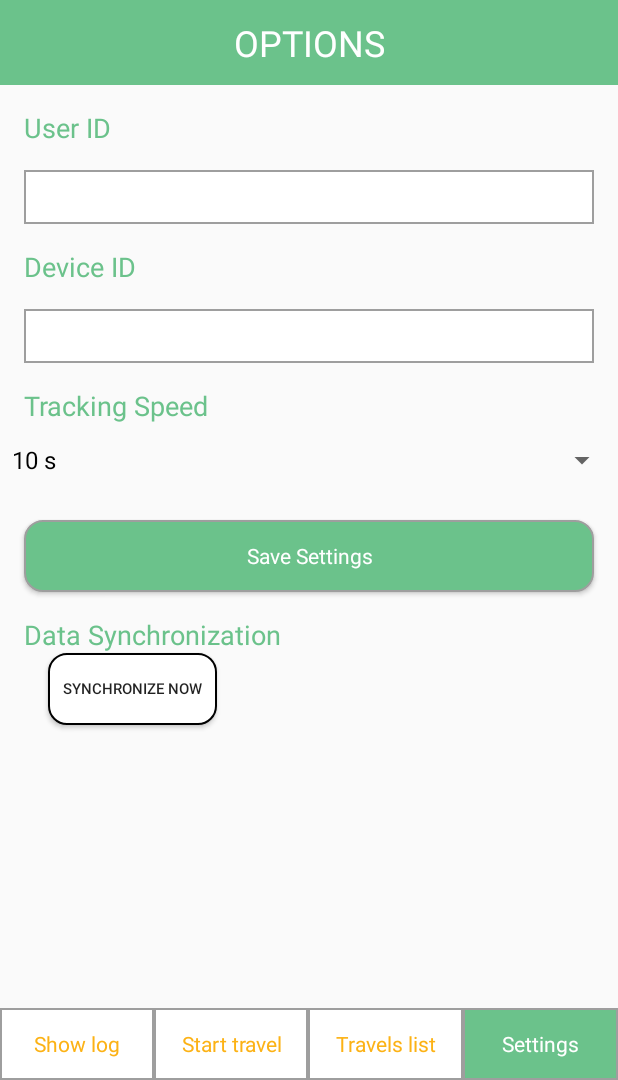
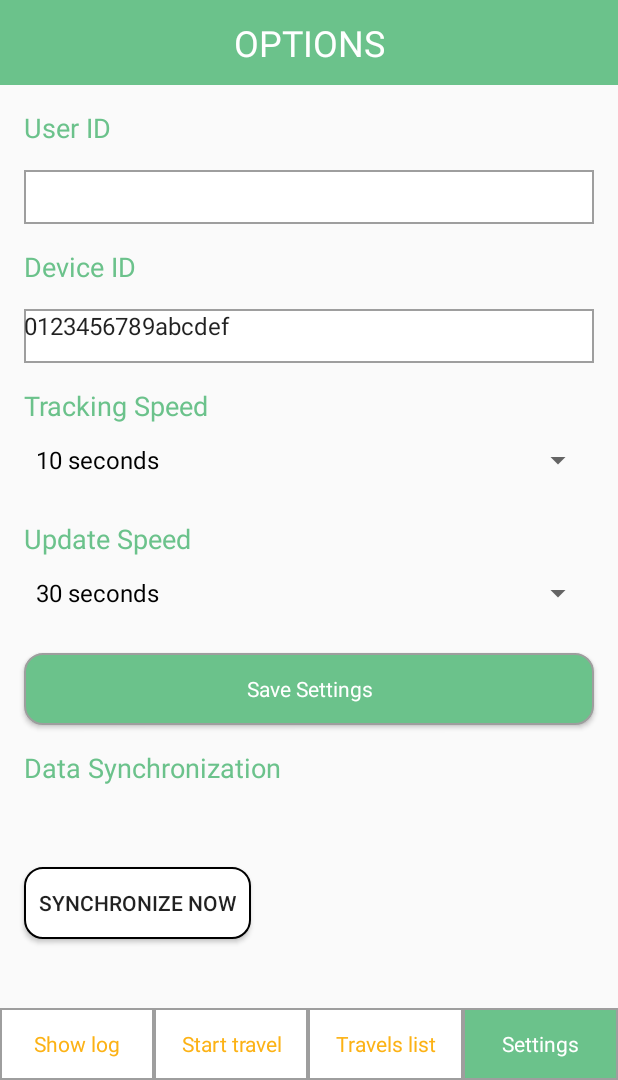
Before and after one commit to travelmapi/app-android, an Android app: the SettingsActivity screen opened directly, with no data from a screen before it, after a tap on "Save Settings", on a phone screen of 412 x 824 dp, the part 156-1236 px from its top. Run offline under Robolectric (Android 15) with nearby library versions, the phone set to English and light mode, and no system bars; our stand-ins replace ButterKnife; libraries missing offline, so code that uses them is left out: io.realm; 4 statements that could not run were skipped.

Commit message:
fixed bugs

```diff
--- a/app/src/main/AndroidManifest.xml
+++ b/app/src/main/AndroidManifest.xml
@@ -29,9 +29,11 @@
         <receiver android:name=".alarms.AlarmReceiver" />
         <receiver
             android:name=".alarms.BootReceiver"
-            android:enabled="false">
-            <intent-filter>
+            android:enabled="true"
+            android:exported="true">
+            <intent-filter  android:priority="500">
                 <action android:name="android.intent.action.BOOT_COMPLETED" />
+                <action android:name="android.intent.action.QUICKBOOT_POWERON" />
             </intent-filter>
         </receiver>
         <receiver android:name=".alarms.AlarmReceiver" />
--- a/app/src/main/java/com/travelmapi/app/travelmapi_app/DateTimeDialogFragment.java
+++ b/app/src/main/java/com/travelmapi/app/travelmapi_app/DateTimeDialogFragment.java
@@ -101,6 +101,7 @@ public class DateTimeDialogFragment extends DialogFragment {
     public void setFlag(int flag){
         mFlag = flag;
     }
+
     @OnClick(R.id.fragment_date_time_button_next)
     void nextClick(){
         mDate.setVisibility(View.GONE);
@@ -120,7 +121,7 @@ public class DateTimeDialogFragment extends DialogFragment {
     @OnClick(R.id.fragment_date_time_button_finish)
     void finishClick(){
         DateFormat format = new SimpleDateFormat(DATE_FORMAT, Locale.US);
-        String dateString = mDate.getYear() + "/" + (mDate.getMonth()+1) + "/" + mDate.getDayOfMonth() + " " + mHour + ":" + mMinute + ":00" ;
+        String dateString = mDate.getYear() + "/" + (mDate.getMonth()+1) + "/" + mDate.getDayOfMonth() + " "+ mHour + ":"+ mMinute  + ":" + 00;
         try {
             mDefaultDate = format.parse(dateString);
             if(mListener != null){
--- a/app/src/main/java/com/travelmapi/app/travelmapi_app/SettingsActivity.java
+++ b/app/src/main/java/com/travelmapi/app/travelmapi_app/SettingsActivity.java
@@ -14,18 +14,22 @@ import android.widget.ArrayAdapter;
 import android.widget.Button;
 import android.widget.EditText;
 import android.widget.Spinner;
-import android.widget.Toast;
+import android.widget.TextView;
 
 import com.travelmapi.app.travelmapi_app.alarms.AlarmReceiver;
+import com.travelmapi.app.travelmapi_app.models.TravelStamp;
 
 import butterknife.BindView;
 import butterknife.ButterKnife;
 import butterknife.OnClick;
+import io.realm.Realm;
+import io.realm.RealmResults;
 
 public class SettingsActivity extends AppCompatActivity {
     public static final String ARG_USER_ID = "USER_ID";
     public static final String ARG_DEVICE_ID = "DEVICE_ID";
-    public static final String ARG_INTERVAL = "INTERVAL";
+    public static final String ARG_TRACKER_INTERVAL = "TRACKER_INTERVAL";
+    public static final String ARG_UPDATE_INTERVAL = "UPDATE_INTERVAL";
     public static final String PREFERENCES = "SETTINGS";
 
     @BindView(R.id.activity_setting_edittext_device_id)
@@ -36,6 +40,12 @@ public class SettingsActivity extends AppCompatActivity {
 
     @BindView(R.id.activity_setting_spinner_tracking_speed)
     Spinner mTrackingSpeed;
+
+    @BindView(R.id.activity_setting_spinner_update_speed)
+    Spinner mUpdateSpeed;
+
+    @BindView(R.id.activity_setting_textview_items_sync)
+    TextView mItemsSync;
 
     @BindView(R.id.button_list_settings)
     Button mSettings;
@@ -49,10 +59,28 @@ public class SettingsActivity extends AppCompatActivity {
         setContentView(R.layout.activity_settings);
         ButterKnife.bind(this);
 
-        ArrayAdapter<CharSequence> spinnerAdapter = ArrayAdapter.createFromResource(this,
+        ArrayAdapter<CharSequence> trackingAdapter = ArrayAdapter.createFromResource(this,
                 R.array.interval_values,
                 R.layout.support_simple_spinner_dropdown_item);
-        mTrackingSpeed.setAdapter(spinnerAdapter);
+        mTrackingSpeed.setAdapter(trackingAdapter);
+        mDeviceId.setText(Settings.Secure.getString(getContentResolver(),
+                Settings.Secure.ANDROID_ID));
+
+
+        ArrayAdapter<CharSequence> updateAdapter = ArrayAdapter.createFromResource(this,
+                R.array.update_intervals,
+                R.layout.support_simple_spinner_dropdown_item);
+        mUpdateSpeed.setAdapter(updateAdapter);
+        Realm realm = Realm.getDefaultInstance();
+        RealmResults<TravelStamp> stamps = realm.where(TravelStamp.class).findAll();
+        int count = 0;
+        for(TravelStamp stamp : stamps){
+            if(stamp.isSync()){
+                count++;
+            }
+        }
+        mItemsSync.setText(String.format("%d of %d Items are synchronized", count, stamps.size()));
+
 
         if (Build.VERSION.SDK_INT >= Build.VERSION_CODES.LOLLIPOP) {
             mSettings.setBackground(getDrawable(R.drawable.bordered_background_active));
@@ -66,16 +94,16 @@ public class SettingsActivity extends AppCompatActivity {
         SharedPreferences preferences = getSharedPreferences(PREFERENCES, MODE_PRIVATE);
         SharedPreferences.Editor editor = preferences.edit();
 
-            String android_id = Settings.Secure.getString(getContentResolver(),
-                    Settings.Secure.ANDROID_ID);
+        String android_id = mDeviceId.getText().toString();
 
         editor.putString(ARG_DEVICE_ID, android_id);
 
         if(!mUserId.getText().toString().equals("")){
             editor.putString(ARG_USER_ID, mUserId.getText().toString());
         }
-        editor.putLong(ARG_INTERVAL, intervalMapper(mTrackingSpeed.getSelectedItem().toString()));
-        editor.commit();
+        editor.putLong(ARG_TRACKER_INTERVAL, trackerIntervalMapper(mTrackingSpeed.getSelectedItem().toString()));
+        editor.putLong(ARG_UPDATE_INTERVAL, trackerIntervalMapper(mUpdateSpeed.getSelectedItem().toString()));
+        editor.apply();
         startAlarm();
     }
 
@@ -84,24 +112,50 @@ public class SettingsActivity extends AppCompatActivity {
      * @param interval the string value from the spinner
      * @return the amount of time in miliseconds
      */
-    private long intervalMapper(String interval){
+    private long trackerIntervalMapper(String interval){
         switch (interval) {
-            case "10 s":
+            case "10 seconds":
                 return 10 * 1000;
-            case "30 s":
+            case "30 seconds":
                 return 30 * 1000;
-            case "1 min":
+            case "1 minute":
                 return 60 * 1000;
-            case "5 min":
+            case "5 minutes":
                 return 5 * 60 * 1000;
-            case "10 min":
+            case "10 minutes":
                 return 10 * 60 * 1000;
-            case "15 min":
+            case "15 minutes":
                 return 15 * 60 * 1000;
-            case "30 min":
+            case "30 minutes":
                 return 30 * 60 * 1000;
             default:
                 return 10 * 1000;
+        }
+
+    }
+
+    private long updateIntervalMapper(String interval){
+        switch (interval) {
+            case "30 seconds":
+                return 30 * 1000;
+            case "1 minute":
+                return 60 * 1000;
+            case "5 minutes":
+                return 5 * 60 * 1000;
+            case "10 minutes":
+                return 10 * 60 * 1000;
+            case "30 minutes":
+                return 30 * 60 * 1000;
+            case "1 hour":
+                return 60 * 60 * 1000;
+            case "6 hours":
+                return 6 * 60 * 60 * 1000;
+            case "12 hours":
+                return 12 * 60 * 60 * 1000;
+            case "24 hours":
+                return 24 * 60 * 60 * 1000;
+            default:
+                return 6 * 60 * 60 * 1000;
         }
 
     }
@@ -113,7 +167,7 @@ public class SettingsActivity extends AppCompatActivity {
         AlarmManager manager = (AlarmManager) getSystemService(Context.ALARM_SERVICE);
         SharedPreferences preferences = getSharedPreferences(SettingsActivity.PREFERENCES, MODE_PRIVATE);
 
-        long interval = preferences.getLong(SettingsActivity.ARG_INTERVAL, 15000);
+        long interval = preferences.getLong(SettingsActivity.ARG_TRACKER_INTERVAL, 15000);
 
 
         if (Build.VERSION.SDK_INT >= Build.VERSION_CODES.KITKAT) {
--- a/app/src/main/java/com/travelmapi/app/travelmapi_app/StampRecyclerViewAdapter.java
+++ b/app/src/main/java/com/travelmapi/app/travelmapi_app/StampRecyclerViewAdapter.java
@@ -46,7 +46,7 @@ public class StampRecyclerViewAdapter extends RecyclerView.Adapter<StampRecycler
         TravelStamp stamp = mStamps.get(position);
         DateFormat dateFormat = new SimpleDateFormat("yyyy-MM-dd kk:mm:ss");
         String tStamp = dateFormat.format(stamp.getTimestamp());
-        holder.timeStamp.setText(tStamp);
+        holder.timeStamp.setText( new DateHandler(stamp.getTimestamp()).toShortString());
         NumberFormat format = new DecimalFormat("#00.0000");
         holder.lat.setText(format.format(stamp.getLat()));
         holder.lon.setText(format.format(stamp.getLon()));
--- a/app/src/main/java/com/travelmapi/app/travelmapi_app/StartTravelActivity.java
+++ b/app/src/main/java/com/travelmapi/app/travelmapi_app/StartTravelActivity.java
@@ -105,7 +105,7 @@ public class StartTravelActivity extends AppCompatActivity implements DateTimeDi
 
         SharedPreferences preferences = getSharedPreferences(SettingsActivity.PREFERENCES, MODE_PRIVATE);
 
-        long interval = preferences.getLong(SettingsActivity.ARG_INTERVAL, 15000);
+        long interval = preferences.getLong(SettingsActivity.ARG_TRACKER_INTERVAL, 15000);
 
         if (Build.VERSION.SDK_INT >= Build.VERSION_CODES.KITKAT) {
             manager.setExact(AlarmManager.RTC_WAKEUP, System.currentTimeMillis()+interval, pendingIntent);
--- a/app/src/main/java/com/travelmapi/app/travelmapi_app/alarms/AlarmReceiver.java
+++ b/app/src/main/java/com/travelmapi/app/travelmapi_app/alarms/AlarmReceiver.java
@@ -31,7 +31,7 @@ public class AlarmReceiver extends WakefulBroadcastReceiver{
         AlarmManager manager = (AlarmManager) context.getSystemService(Context.ALARM_SERVICE);
 
         SharedPreferences pref = context.getSharedPreferences(SettingsActivity.PREFERENCES, Context.MODE_PRIVATE);
-        long interval = pref.getLong(SettingsActivity.ARG_INTERVAL, 15000);
+        long interval = pref.getLong(SettingsActivity.ARG_TRACKER_INTERVAL, 15000);
         if (Build.VERSION.SDK_INT >= Build.VERSION_CODES.KITKAT) {
             manager.setExact(AlarmManager.RTC_WAKEUP,System.currentTimeMillis()+interval, pendingIntent);
         }else{
--- a/app/src/main/java/com/travelmapi/app/travelmapi_app/alarms/BootReceiver.java
+++ b/app/src/main/java/com/travelmapi/app/travelmapi_app/alarms/BootReceiver.java
@@ -24,12 +24,12 @@ public class BootReceiver extends BroadcastReceiver {
             /* Setting the alarm here */
 
             Intent alarmIntent = new Intent(context.getApplicationContext(), AlarmReceiver.class);
-
+            Toast.makeText(context, "ALARM SET", Toast.LENGTH_LONG).show();
             PendingIntent pendingIntent = PendingIntent.getBroadcast(context.getApplicationContext(), 0, alarmIntent, 0);
 
             AlarmManager manager = (AlarmManager) context.getSystemService(Context.ALARM_SERVICE);
             SharedPreferences pref = context.getSharedPreferences(SettingsActivity.PREFERENCES, Context.MODE_PRIVATE);
-            long interval = pref.getLong(SettingsActivity.ARG_INTERVAL, 15000);
+            long interval = pref.getLong(SettingsActivity.ARG_TRACKER_INTERVAL, 15000);
             if (Build.VERSION.SDK_INT >= Build.VERSION_CODES.KITKAT) {
                 manager.setExact(AlarmManager.RTC_WAKEUP, interval, pendingIntent);
             }else{
--- a/app/src/main/res/layout/activity_settings.xml
+++ b/app/src/main/res/layout/activity_settings.xml
@@ -4,6 +4,7 @@
     android:layout_width="match_parent"
     android:layout_height="match_parent"
     tools:context="com.travelmapi.app.travelmapi_app.SettingsActivity">
+
     <ImageView
         android:id="@+id/activity_setting_logo"
         android:layout_width="match_parent"
@@ -14,83 +15,100 @@
         android:layout_width="match_parent"
         android:layout_height="wrap_content"
         android:layout_below="@+id/activity_setting_logo"
-        android:text="OPTIONS"
+        android:text="@string/options"
         style="@style/AppTheme.Title"/>
+    <include layout="@layout/button_bar"
+        android:id="@+id/activity_setting_button_bar"
+        android:layout_width="match_parent"
+        android:layout_height="wrap_content"
+        android:layout_alignParentBottom="true"/>
+    <ScrollView
+        android:layout_width="match_parent"
+        android:layout_height="wrap_content"
+        android:layout_below="@id/activity_setting_textview_title"
+        android:layout_above="@id/activity_setting_button_bar">
+        <LinearLayout
+            android:layout_width="match_parent"
+            android:layout_height="wrap_content"
+            android:orientation="vertical">
             <TextView
                 android:id="@+id/activity_setting_textview_user_id"
                 android:layout_width="match_parent"
                 android:layout_height="wrap_content"
                 style="@style/AppTheme.Label"
-        android:layout_below="@id/activity_setting_textview_title"
-        android:text="User ID"/>
+                android:text="@string/user_id"/>
             <EditText
                 android:id="@+id/activity_setting_edittext_user_id"
                 android:layout_width="match_parent"
                 android:layout_height="wrap_content"
-        android:layout_below="@id/activity_setting_textview_user_id"
                 style="@style/AppTheme.EditText"/>
             <TextView
                 android:id="@+id/activity_setting_textview_device_id"
                 android:layout_width="match_parent"
                 android:layout_height="wrap_content"
-        android:text="Device ID"
-        android:layout_below="@id/activity_setting_edittext_user_id"
+                android:text="@string/device_id"
                 style="@style/AppTheme.Label"/>
             <EditText
                 android:id="@+id/activity_setting_edittext_device_id"
                 android:layout_width="match_parent"
                 android:layout_height="wrap_content"
-        android:layout_below="@id/activity_setting_textview_device_id"
                 style="@style/AppTheme.EditText"/>
             <TextView
                 android:id="@+id/activity_setting_textview_tracking_speed"
                 android:layout_width="match_parent"
                 android:layout_height="wrap_content"
-        android:text="Tracking Speed"
-        android:layout_below="@id/activity_setting_edittext_device_id"
+                android:text="@string/tracking_speed"
                 style="@style/AppTheme.Label"/>
             <Spinner
                 android:id="@+id/activity_setting_spinner_tracking_speed"
                 android:layout_width="match_parent"
                 android:layout_height="wrap_content"
-        android:layout_below="@id/activity_setting_textview_tracking_speed"/>
+                android:layout_marginEnd="@dimen/activity_horizontal_margin"
+                android:layout_marginStart="@dimen/activity_horizontal_margin"/>
+            <TextView
+                android:id="@+id/activity_setting_textview_update_speed"
+                android:layout_width="match_parent"
+                android:layout_height="wrap_content"
+                android:text="@string/update_speed"
+                style="@style/AppTheme.Label"/>
+            <Spinner
+                android:id="@+id/activity_setting_spinner_update_speed"
+                android:layout_width="match_parent"
+                android:layout_height="wrap_content"
+                android:layout_marginEnd="@dimen/activity_horizontal_margin"
+                android:layout_marginStart="@dimen/activity_horizontal_margin"/>
             <Button
                 android:id="@+id/activity_setting_button_save"
                 android:layout_width="match_parent"
                 android:layout_height="wrap_content"
-        android:layout_below="@id/activity_setting_spinner_tracking_speed"
                 style="@style/AppTheme.Button"
-        android:text="Save Settings"/>
+                android:text="@string/save_settings"/>
             <TextView
                 android:id="@+id/activity_setting_textview_sync"
                 android:layout_width="match_parent"
                 android:layout_height="wrap_content"
-        android:text="Data Synchronization"
-        android:layout_below="@id/activity_setting_button_save"
+                android:text="@string/data_synchronization"
                 style="@style/AppTheme.Label"/>
             <TextView
                 android:id="@+id/activity_setting_textview_items_sync"
                 android:layout_width="wrap_content"
                 android:layout_height="wrap_content"
                 tools:text="XXXX of YYYY log items are synchronized"
-        android:layout_below="@id/activity_setting_textview_sync"
                 android:layout_marginStart="@dimen/activity_horizontal_margin"
-        android:textSize="12sp"
-        android:layout_marginTop="@dimen/activity_vertical_margin"/>
+                android:textSize="16sp"
+                android:layout_marginTop="@dimen/activity_vertical_margin"
+                android:layout_marginBottom="@dimen/activity_vertical_margin"/>
             <Button
                 android:id="@+id/activity_setting_button_sync"
                 android:layout_width="wrap_content"
                 android:layout_height="wrap_content"
-        android:layout_toEndOf="@id/activity_setting_textview_items_sync"
-        android:layout_below="@id/activity_setting_textview_sync"
-        android:textSize="10sp"
                 android:background="@drawable/background_button_clear"
                 android:padding="10dp"
                 android:layout_marginStart="@dimen/activity_horizontal_margin"
-        android:text="Synchronize now"/>
-    <include layout="@layout/button_bar"
-        android:layout_width="match_parent"
-        android:layout_height="wrap_content"
-        android:layout_alignParentBottom="true"/>
+                android:layout_marginBottom="@dimen/activity_vertical_margin"
+                android:text="@string/synchronize_now"/>
+        </LinearLayout>
+    </ScrollView>
+
 
 </RelativeLayout>
--- a/app/src/main/res/layout/activity_trip_detail.xml
+++ b/app/src/main/res/layout/activity_trip_detail.xml
@@ -52,7 +52,8 @@
         android:layout_below="@id/activity_trip_detail_button_trip_name"
         style="@style/Base.Widget.AppCompat.Button.Borderless"
         android:padding="0dp"
-        tools:text="From 2016-03-08 15:31:18 To 2016-03-08 18:31:18 "/>
+        android:textAlignment="textStart"
+        tools:text="From 2016-03-08 15:31:18 \nTo 2016-03-08 18:31:18 "/>
     <LinearLayout
         android:id="@+id/activity_trip_detail_linear_layout_header"
         android:layout_width="match_parent"
--- a/app/src/main/res/values/strings.xml
+++ b/app/src/main/res/values/strings.xml
@@ -1,16 +1,26 @@
 <resources>
     <string name="app_name">TravelMapi</string>
     <array name="interval_values">
-        <item>10 s</item>
-        <item>30 s</item>
-        <item>1 min</item>
-        <item>5 min</item>
-        <item>10 min</item>
-        <item>15 min</item>
-        <item>30 min</item>
+        <item>10 seconds</item>
+        <item>30 seconds</item>
+        <item>1 minute</item>
+        <item>5 minutes</item>
+        <item>10 minutes</item>
+        <item>15 minutes</item>
+        <item>30 minutes</item>
+    </array>
+    <array name="update_intervals" >
+        <item>30 seconds</item>
+        <item>1 minute</item>
+        <item>5 minutes</item>
+        <item>10 minutes</item>
+        <item>30 minutes</item>
+        <item>1 hour</item>
+        <item>6 hours</item>
+        <item>12 hours</item>
+        <item>24 hours</item>
     </array>
 
-    <!-- TODO: Remove or change this placeholder text -->
     <string name="hello_blank_fragment">Hello blank fragment</string>
     <string name="enter_all_fields">Please enter all fields</string>
     <string name="start_date_before_end">End date must be after start date</string>
@@ -26,4 +36,12 @@
     <string name="edit_start">Edit Start</string>
     <string name="edit_end">Edit End</string>
     <string name="num_logs">%d Logs</string>
+    <string name="user_id">User ID</string>
+    <string name="options">OPTIONS</string>
+    <string name="device_id">Device ID</string>
+    <string name="tracking_speed">Tracking Speed</string>
+    <string name="save_settings">Save Settings</string>
+    <string name="data_synchronization">Data Synchronization</string>
+    <string name="synchronize_now">Synchronize now</string>
+    <string name="update_speed">Update Speed</string>
 </resources>
```
Also changed, not shown: app/src/main/java/com/travelmapi/app/travelmapi_app/DateHandler.java (+6 -1 lines), app/src/main/java/com/travelmapi/app/travelmapi_app/TripDetailActivity.java (+11 -1 lines), app/src/main/java/com/travelmapi/app/travelmapi_app/alarms/AlarmService.java (+31 -4 lines). Lines whose indentation alone changed are shown as unchanged.
